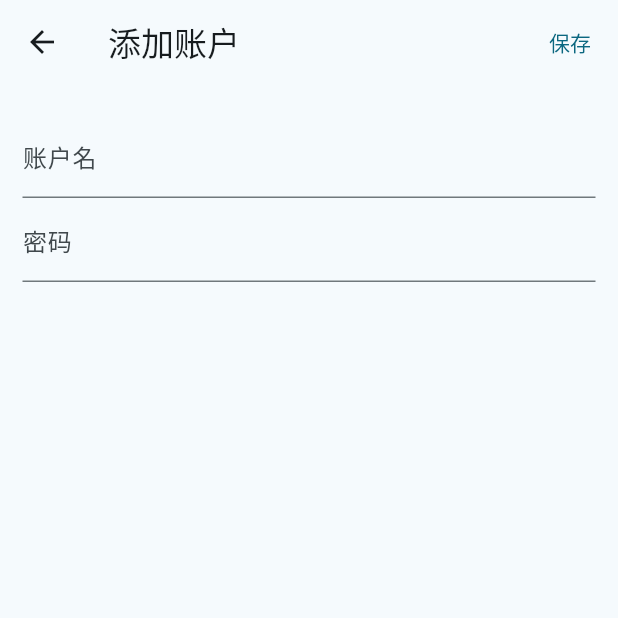
After one commit to moohng/only-sync-flutter, a Flutter app: the AddAccountPage screen opened by its route, on a phone screen of 412 x 824 dp, the top half of it. The commit adds this screen. Run offline on Flutter 3.47's test engine with Material 2 defaults, Android fonts, the phone set to English and light mode, and no system bars; our stand-ins replace get.

Commit message:
路由管理

```diff
--- a/lib/main.dart
+++ b/lib/main.dart
@@ -1,6 +1,6 @@
 import 'package:flutter/material.dart';
 import 'package:get/get.dart';
-import 'package:only_sync_flutter/views/home/home_page.dart';
+import 'package:only_sync_flutter/routes/route.dart';
 
 void main() {
   runApp(const MyApp());
@@ -19,7 +19,8 @@ class MyApp extends StatelessWidget {
         colorScheme: ColorScheme.fromSeed(seedColor: Colors.blueGrey.shade200),
         useMaterial3: true,
       ),
-      home: const HomePage(),
+      initialRoute: Routes.homePage,
+      getPages: Routes.getPages(),
     );
   }
 }
--- /dev/null
+++ b/lib/routes/route.dart
@@ -0,0 +1,26 @@
+import 'package:get/get.dart';
+import 'package:only_sync_flutter/views/account/add_page.dart';
+import 'package:only_sync_flutter/views/home/home_page.dart';
+
+class Routes {
+  static const String homePage = '/';
+  static const String addAccountPage = '/add_account';
+  static const String addSyncPage = '/add_sync';
+
+  static List<GetPage> getPages() {
+    return [
+      GetPage(
+        name: homePage,
+        page: () => const HomePage(),
+      ),
+      GetPage(
+        name: addAccountPage,
+        page: () => const AddAccountPage(),
+      ),
+      GetPage(
+        name: addSyncPage,
+        page: () => const AddAccountPage(),
+      ),
+    ];
+  }
+}
--- /dev/null
+++ b/lib/views/account/add_page.dart
@@ -0,0 +1,42 @@
+import 'dart:developer';
+
+import 'package:flutter/material.dart';
+
+class AddAccountPage extends StatelessWidget {
+  const AddAccountPage({super.key});
+
+  @override
+  Widget build(BuildContext context) {
+    return Scaffold(
+      appBar: AppBar(
+        title: Text('添加账户'),
+        actions: [
+          TextButton(
+            child: Text('保存'),
+            onPressed: () {
+              log('保存');
+            },
+          )
+        ],
+      ),
+      body: ListView(
+        padding: EdgeInsets.symmetric(horizontal: 15, vertical: 20),
+        children: [
+          TextField(
+            decoration: const InputDecoration(
+              labelText: '账户名',
+              hintText: '请输入账户名',
+            ),
+          ),
+          TextField(
+            obscureText: true,
+            decoration: const InputDecoration(
+              labelText: '密码',
+              hintText: '请输入密码',
+            ),
+          ),
+        ],
+      ),
+    );
+  }
+}
```
Also changed, not shown: lib/views/home/home_page.dart (+14 -16 lines).
